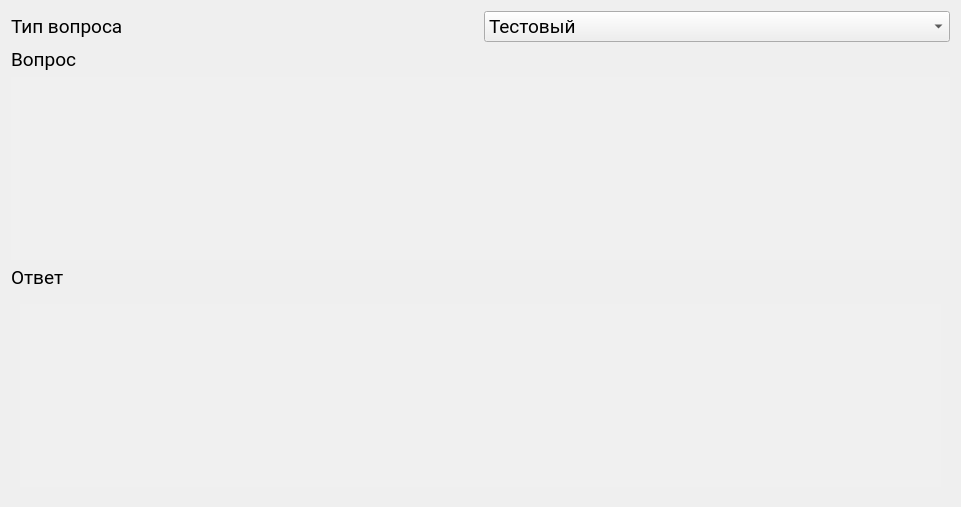
Rayzedan/SystemControlStudent, file settingsquestion.ui: the form before one commit.
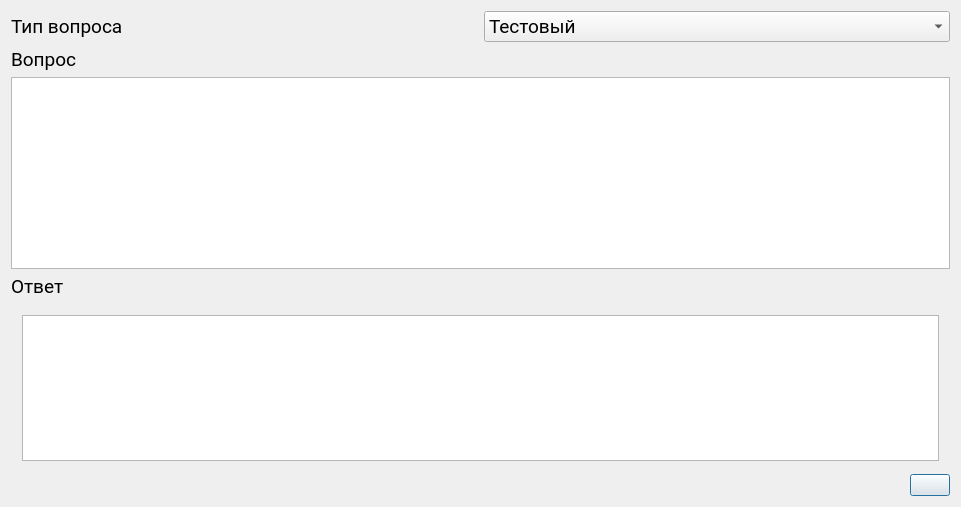
The form after the commit. The open tabs and pages were chosen to show the change. Icons and pictures are not drawn.

Commit message: Подключение добавления вопросов и фикс окна

Patch:
```diff
--- a/settingsquestion.ui
+++ b/settingsquestion.ui
@@ -65,20 +65,7 @@
     </widget>
    </item>
    <item>
-    <widget class="QTextBrowser" name="textBrowser">
-     <property name="font">
-      <font>
-       <family>Roboto</family>
-       <pointsize>14</pointsize>
-      </font>
-     </property>
-     <property name="styleSheet">
-      <string notr="true">QTextBrowser {
-background-color: #F0F0F0;
-border: 3px solid #F0F0F0;
-}</string>
-     </property>
-    </widget>
+    <widget class="QTextEdit" name="textEdit_2"/>
    </item>
    <item>
     <widget class="QLabel" name="label_3">
@@ -102,7 +89,7 @@
       </font>
      </property>
      <property name="currentIndex">
-      <number>1</number>
+      <number>0</number>
      </property>
      <widget class="QWidget" name="page">
       <layout class="QVBoxLayout" name="verticalLayout">
@@ -165,26 +152,55 @@
       </layout>
      </widget>
      <widget class="QWidget" name="page_2">
-      <layout class="QVBoxLayout" name="verticalLayout_3">
-       <item>
         <widget class="QTextEdit" name="textEdit">
+       <property name="geometry">
+        <rect>
+         <x>11</x>
+         <y>11</y>
+         <width>917</width>
+         <height>146</height>
+        </rect>
+       </property>
          <property name="font">
           <font>
            <family>Roboto</family>
            <pointsize>14</pointsize>
           </font>
          </property>
-         <property name="styleSheet">
-          <string notr="true">QTextEdit {
-background-color: #F0F0F0;
-border: 3px solid #F0F0F0;
-}</string>
-         </property>
+      </widget>
+     </widget>
+    </widget>
+   </item>
+   <item>
+    <layout class="QHBoxLayout" name="horizontalLayout_6">
+     <item>
+      <spacer name="horizontalSpacer">
+       <property name="orientation">
+        <enum>Qt::Horizontal</enum>
+       </property>
+       <property name="sizeHint" stdset="0">
+        <size>
+         <width>40</width>
+         <height>20</height>
+        </size>
+       </property>
+      </spacer>
+     </item>
+     <item>
+      <widget class="QPushButton" name="pushButton">
+       <property name="icon">
+        <iconset resource="resourses.qrc">
+         <normaloff>:/resourses/icons8-save-50.png</normaloff>:/resourses/icons8-save-50.png</iconset>
+       </property>
+       <property name="iconSize">
+        <size>
+         <width>30</width>
+         <height>30</height>
+        </size>
+       </property>
         </widget>
        </item>
       </layout>
-     </widget>
-    </widget>
    </item>
   </layout>
  </widget>
```
Left out of the diff: 4 changed lines with no effect on the pictures. Lines whose indentation alone changed are shown as unchanged. The commit also changes 5 other files.
